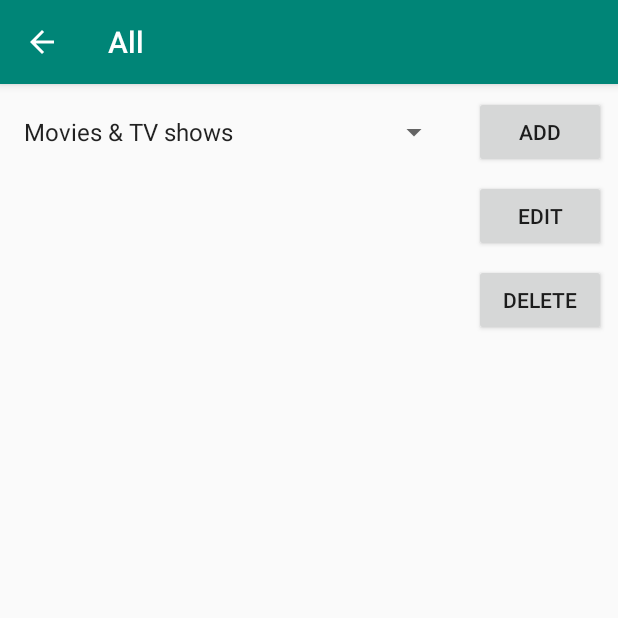
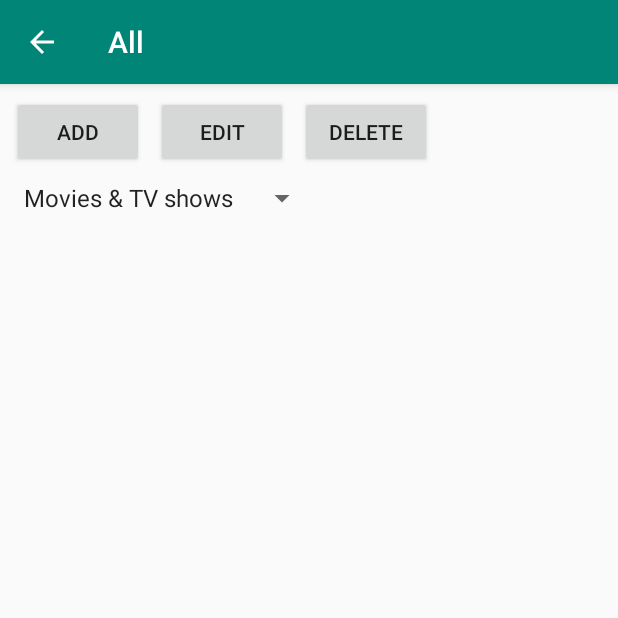
Before and after one commit to NilSilva/FilmesSeries, an Android app: the Tudo screen opened directly, with no data from a screen before it, on a phone screen of 412 x 824 dp, the top half of it. Run offline under Robolectric (Android 15) with nearby library versions, the light colour scheme and no system bars.

Commit message:
verificação melhorada.

```diff
--- a/app/src/main/res/layout/content_tudo.xml
+++ b/app/src/main/res/layout/content_tudo.xml
@@ -15,28 +15,22 @@
         android:layout_marginStart="8dp"
         android:layout_marginLeft="8dp"
         android:layout_marginTop="8dp"
-        android:layout_marginEnd="8dp"
-        android:layout_marginRight="8dp"
         android:onClick="AdicionarFS"
         android:text="@string/butãoAdicionarFS"
-        app:layout_constraintEnd_toEndOf="parent"
-        app:layout_constraintStart_toEndOf="@+id/spinnerEscolhaFS"
+        app:layout_constraintStart_toStartOf="parent"
         app:layout_constraintTop_toTopOf="parent" />
 
     <Spinner
         android:id="@+id/spinnerEscolhaFS"
-        android:layout_width="0dp"
+        android:layout_width="wrap_content"
         android:layout_height="wrap_content"
         android:layout_marginStart="8dp"
         android:layout_marginLeft="8dp"
-        android:layout_marginTop="20dp"
-        android:layout_marginEnd="8dp"
-        android:layout_marginRight="8dp"
+        android:layout_marginTop="8dp"
         android:entries="@array/OpcoesFS"
         android:spinnerMode="dropdown"
-        app:layout_constraintEnd_toStartOf="@+id/buttonAdicionarFS"
         app:layout_constraintStart_toStartOf="parent"
-        app:layout_constraintTop_toTopOf="parent"
+        app:layout_constraintTop_toBottomOf="@+id/buttonAdicionarFS"
         tools:entries="ola" />
 
     <Button
@@ -46,14 +40,10 @@
         android:layout_marginStart="8dp"
         android:layout_marginLeft="8dp"
         android:layout_marginTop="8dp"
-        android:layout_marginEnd="8dp"
-        android:layout_marginRight="8dp"
+        android:onClick="EditarFS"
         android:text="@string/butãoEditarFS"
-        app:layout_constraintEnd_toEndOf="parent"
-        app:layout_constraintHorizontal_bias="1.0"
-        app:layout_constraintStart_toStartOf="parent"
-        app:layout_constraintTop_toBottomOf="@+id/buttonAdicionarFS"
-        android:onClick="EditarFS"/>
+        app:layout_constraintStart_toEndOf="@+id/buttonAdicionarFS"
+        app:layout_constraintTop_toTopOf="parent" />
 
     <Button
         android:id="@+id/buttonEliminarFS"
@@ -62,13 +52,9 @@
         android:layout_marginStart="8dp"
         android:layout_marginLeft="8dp"
         android:layout_marginTop="8dp"
-        android:layout_marginEnd="8dp"
-        android:layout_marginRight="8dp"
         android:onClick="DeleteFS"
         android:text="@string/title_activity_delete_fs"
-        app:layout_constraintEnd_toEndOf="parent"
-        app:layout_constraintHorizontal_bias="1.0"
-        app:layout_constraintStart_toStartOf="parent"
-        app:layout_constraintTop_toBottomOf="@+id/buttonEditarFS" />
+        app:layout_constraintStart_toEndOf="@+id/buttonEditarFS"
+        app:layout_constraintTop_toTopOf="parent" />
 
 </androidx.constraintlayout.widget.ConstraintLayout>
```
Also changed, not shown: app/src/main/java/Nil/filmesseries/AdicionarFSActivity.java (+63 -35 lines), app/src/main/java/Nil/filmesseries/DeleteFSActivity.java (+10 -0 lines), app/src/main/java/Nil/filmesseries/EditarFSActivity.java (+71 -35 lines).
